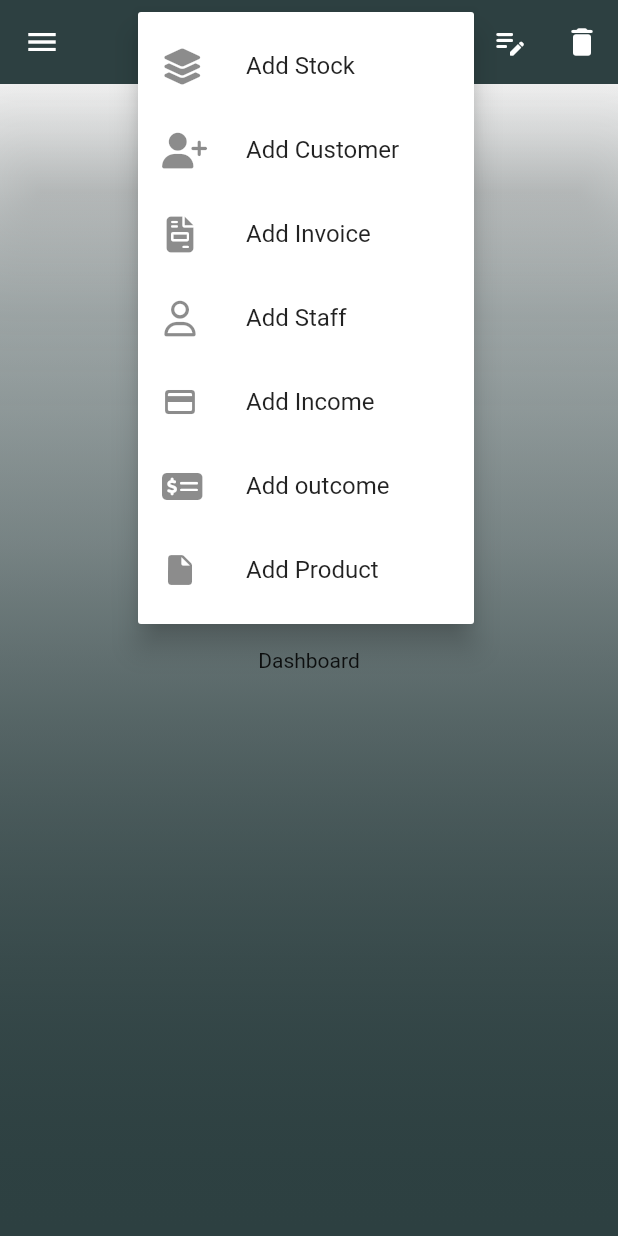
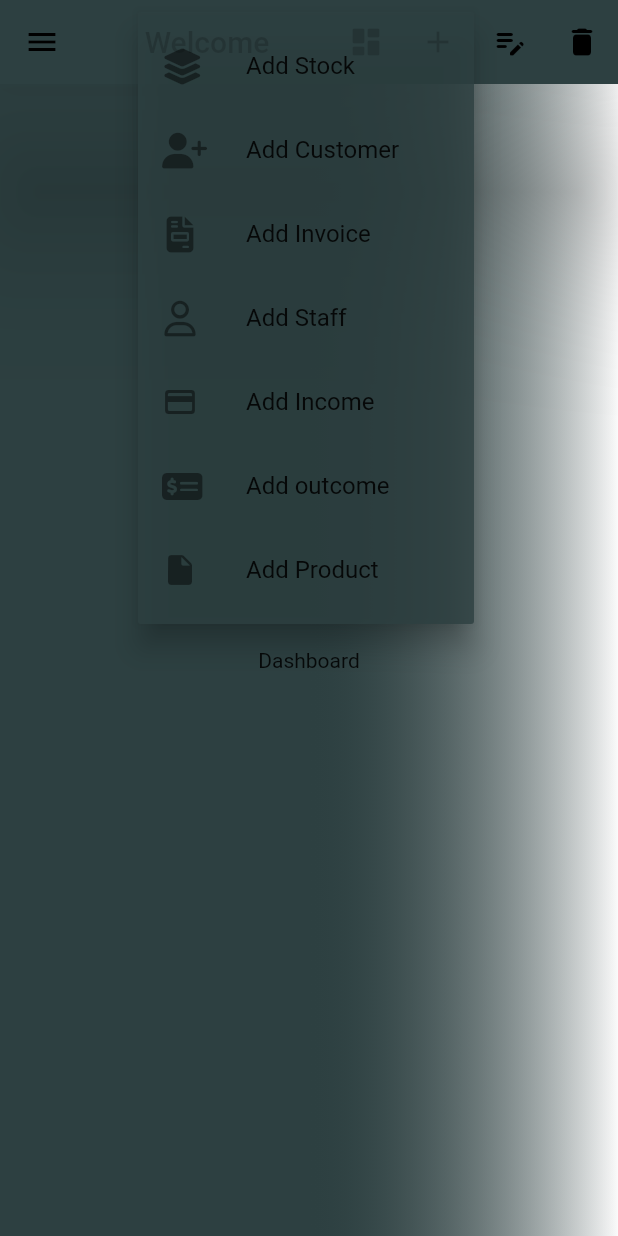
Before and after one commit to Ahmedriyadh19/Management-Factory-System, a Flutter app: the screen it shows after launch, after a tap on the "add" icon, on a phone screen of 412 x 824 dp. Run offline on Flutter 3.47's test engine with Material 2 defaults, Android fonts, the phone set to English and light mode, and no system bars; our stand-ins replace flutter_colorpicker, font_awesome_flutter; missing offline and left inert: desktop_window, flutter_window_close.

Commit message:
Update v70.2

```diff
--- a/lib/View/Containers/app_bar_customize.dart
+++ b/lib/View/Containers/app_bar_customize.dart
@@ -11,7 +11,12 @@ class CustomizeAppBar {
     return AppBar(
       centerTitle: true,
       backgroundColor: currentColor,
-      title: Center(child: Text(title)),
+      iconTheme: const IconThemeData(color: Colors.black),
+      title: Center(
+          child: Text(
+        title,
+        style: const TextStyle(color: Colors.black),
+      )),
       elevation: 50,
       actions: actionsIcons ?? [],
     );
--- a/lib/View/Containers/background.dart
+++ b/lib/View/Containers/background.dart
@@ -3,6 +3,10 @@ import 'package:flutter/material.dart';
 class Background {
   final Widget? widget;
   static Color currentColor = const Color(0x002d4041);
+
+  static Color getColor() {
+    return currentColor;
+  }
 
   Background({this.widget});
 
@@ -10,9 +14,8 @@ class Background {
     return <Color>[
       currentColor = newColor.withOpacity(0),
       currentColor = newColor.withOpacity(0.25),
-      currentColor = newColor.withOpacity(0.4),
-      currentColor = newColor.withOpacity(0.6),
-      currentColor = newColor.withOpacity(0.8),
+      currentColor = newColor.withOpacity(0.50),
+      currentColor = newColor.withOpacity(0.75),
       currentColor = newColor.withOpacity(1),
     ];
   }
@@ -24,8 +27,8 @@ class Background {
       decoration: BoxDecoration(
           gradient: LinearGradient(
               colors: setNewColor(currentColor),
-              begin: Alignment.topCenter,
-              end: Alignment.bottomCenter)),
+              begin: Alignment.topRight,
+              end: Alignment.topCenter)),
       child: Center(child: widget),
     );
   }
--- a/lib/View/Main Pages/Categories Pages/categories_invoice.dart
+++ b/lib/View/Main Pages/Categories Pages/categories_invoice.dart
@@ -96,7 +96,7 @@ class InvoicePage extends StatelessWidget {
         child: Container(
           decoration: BoxDecoration(
               borderRadius: BorderRadius.circular(25),
-              color: const Color.fromARGB(190, 254, 255, 255)),
+              color: const Color.fromARGB(100, 254, 255, 255)),
           child: SingleChildScrollView(
             scrollDirection: Axis.horizontal,
             child: Row(
--- a/lib/View/Main Pages/Categories Pages/categories_payment.dart
+++ b/lib/View/Main Pages/Categories Pages/categories_payment.dart
@@ -92,7 +92,7 @@ class PaymentPage extends StatelessWidget {
         child: Container(
           decoration: BoxDecoration(
               borderRadius: BorderRadius.circular(25),
-              color: const Color.fromARGB(190, 254, 255, 255)),
+              color: const Color.fromARGB(100, 254, 255, 255)),
           child: SingleChildScrollView(
             scrollDirection: Axis.horizontal,
             child: Row(
--- a/lib/View/Main Pages/Categories Pages/categories_persons.dart
+++ b/lib/View/Main Pages/Categories Pages/categories_persons.dart
@@ -96,7 +96,7 @@ class _PersonsPageState extends State<PersonsPage> {
         child: Container(
           decoration: BoxDecoration(
               borderRadius: BorderRadius.circular(25),
-              color: const Color.fromARGB(190, 254, 255, 255)),
+              color: const Color.fromARGB(100, 254, 255, 255)),
           child: SingleChildScrollView(
             scrollDirection: Axis.horizontal,
             child: Row(
--- a/lib/View/Main Pages/Categories Pages/categories_settings.dart
+++ b/lib/View/Main Pages/Categories Pages/categories_settings.dart
@@ -45,10 +45,12 @@ class _SettingsPageState extends State<SettingsPage> {
         ),
         actions: <Widget>[
           ElevatedButton(
-            child: const Text('Got it'),
+            style: ButtonStyle(
+                backgroundColor: MaterialStateProperty.all(pickerColor)),
             onPressed: () {
               saveChange();
             },
+            child: const Text('Got it'),
           ),
         ],
       ),
--- a/lib/View/Main Pages/Essential Pages/home.dart
+++ b/lib/View/Main Pages/Essential Pages/home.dart
@@ -213,6 +213,7 @@ class _HomeState extends State<Home> {
   PopupMenuButton option(BuildContext ctx, IconData icon,
       List<PopupMenuEntry> optionsList, String tooltips) {
     return PopupMenuButton(
+      color: Background.getColor().withOpacity(0.8),
       tooltip: tooltips,
       icon: Icon(icon),
       itemBuilder: ((ctx) => optionsList),
@@ -250,7 +251,6 @@ class _HomeState extends State<Home> {
 
   IconButton signOutBtn(int index) {
     return IconButton(
-
       tooltip: 'Exit',
       hoverColor: isSelectedBtnList[index]
           ? Colors.greenAccent
```
Also changed, not shown: lib/Assets/Images/add customer.png, lib/Assets/Images/add staff.png, lib/Assets/Images/delete customer.png, lib/Assets/Images/delete staff.png, lib/Assets/Images/display customer.png, lib/Assets/Images/display staff.png, lib/Assets/Images/edit customer.png, lib/Assets/Images/edit staff.png.
